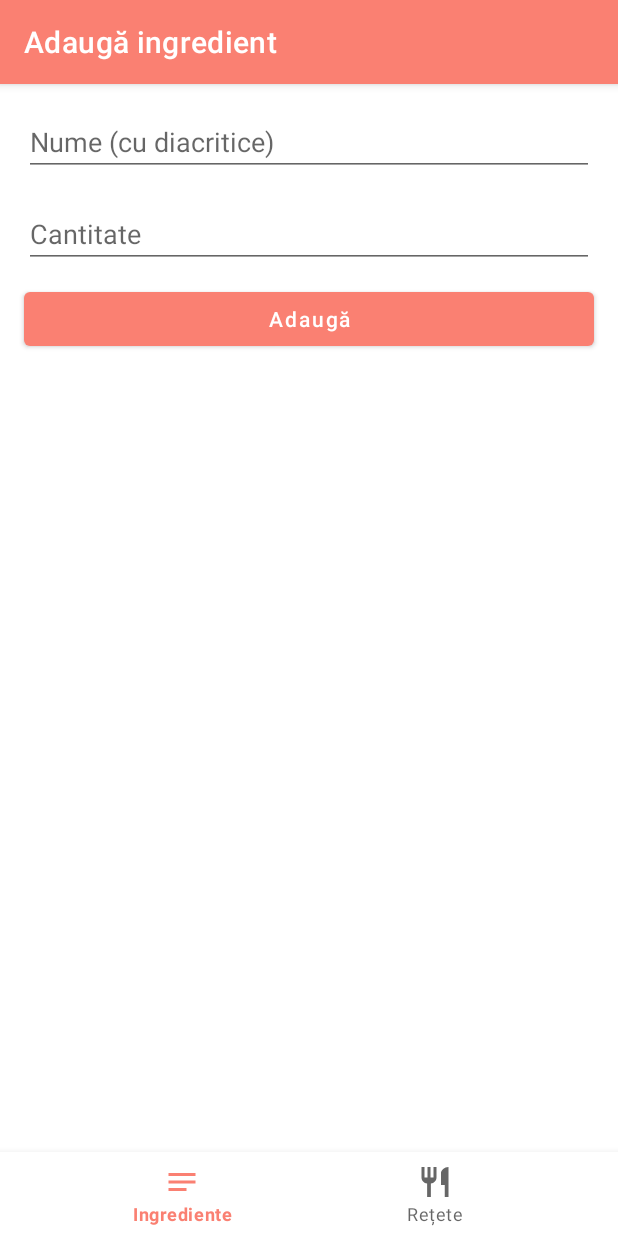
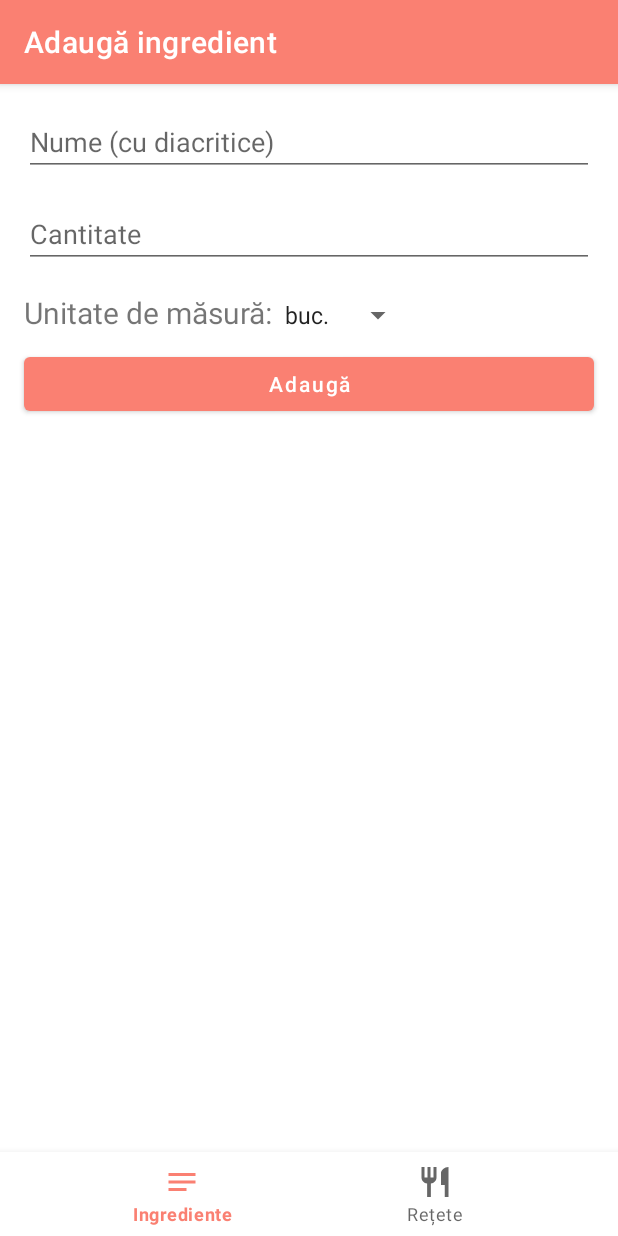
Before and after one commit to petruhertea/recipes_android_app, an Android app: the AddIngredientFragment screen opened through its navigation route, on a phone screen of 412 x 824 dp. Run offline under Robolectric (Android 15) with nearby library versions, the phone set to English and light mode, and no system bars; our stand-ins replace Room's generated code, navigation-ui.

Commit message:
added option to choose a measure unit when adding ingredients into list

```diff
--- a/app/build.gradle
+++ b/app/build.gradle
@@ -13,7 +13,6 @@ android {
         targetSdk 34
         versionCode 1
         versionName "1.0"
-
         buildConfigField "String", "SERVER_ADDRESS",'"'+System.getenv("SERVER_ADDRESS")+'"'
         buildConfigField "String", "SERVER_PORT",'"'+System.getenv("SERVER_PORT")+'"'
 
--- a/app/src/main/java/com/example/recipes/fragment/AddIngredientFragment.java
+++ b/app/src/main/java/com/example/recipes/fragment/AddIngredientFragment.java
@@ -4,8 +4,11 @@ import android.os.Bundle;
 import android.view.LayoutInflater;
 import android.view.View;
 import android.view.ViewGroup;
+import android.widget.AdapterView;
+import android.widget.ArrayAdapter;
 import android.widget.Button;
 import android.widget.EditText;
+import android.widget.Spinner;
 import android.widget.Toast;
 
 import androidx.activity.OnBackPressedCallback;
@@ -28,6 +31,10 @@ public class AddIngredientFragment extends Fragment {
     IngredientViewModel ingredientViewModel;
     NavController navController;
 
+    Spinner measureUnitSpinner;
+
+    String measureUnit;
+
     @Override
     public void onResume() {
         super.onResume();
@@ -49,18 +56,46 @@ public class AddIngredientFragment extends Fragment {
         etName = view.findViewById(R.id.etName);
         etQuantity = view.findViewById(R.id.etQuantity);
         btnSave = view.findViewById(R.id.btnSave);
+        measureUnitSpinner=view.findViewById(R.id.measureUnitSpinner);
 
         ingredientViewModel = new ViewModelProvider(this, ViewModelProvider.AndroidViewModelFactory.getInstance(Objects.requireNonNull(this.getActivity()).getApplication())).get(IngredientViewModel.class);
 
 
+        ArrayAdapter<CharSequence> adapter=ArrayAdapter.createFromResource(getContext(),R.array.unit_masura,android.R.layout.simple_spinner_item);
+
+        adapter.setDropDownViewResource(android.R.layout.simple_spinner_dropdown_item);
+
+        measureUnitSpinner.setAdapter(adapter);
+
+        measureUnitSpinner.setOnItemSelectedListener(new AdapterView.OnItemSelectedListener() {
+            @Override
+            public void onItemSelected(AdapterView<?> adapterView, View view, int i, long l) {
+                measureUnit=adapterView.getItemAtPosition(i).toString();
+            }
+
+            @Override
+            public void onNothingSelected(AdapterView<?> adapterView) {
+
+            }
+        });
+
         Bundle args = getArguments();
 
+        assert args != null;
         int id = args.getInt("ingredientID");
 
         if (id != -1) {
             getActivity().setTitle("Modifică ingredient");
             etName.setText(args.getString("name"));
             etQuantity.setText(String.valueOf(args.getFloat("quantity")));
+            measureUnit=args.getString("measureUnit");
+            int spinnerPosition = adapter.getPosition(measureUnit);
+            measureUnitSpinner.setSelection(spinnerPosition);
+
+            if (measureUnit==null){
+                measureUnitSpinner.setSelection(0);
+            }
+
             btnSave.setText(R.string.modifica);
         } else {
             getActivity().setTitle("Adaugă ingredient");
@@ -82,12 +117,12 @@ public class AddIngredientFragment extends Fragment {
                 double quantity = Double.parseDouble(quantityText);
 
                 if (id == -1) {
-                    AvailableIngredient availableIngredient = new AvailableIngredient(name, quantity);
+                    AvailableIngredient availableIngredient = new AvailableIngredient(name, quantity, measureUnit);
                     ingredientViewModel.insert(availableIngredient);
                     navController.popBackStack();
                     Toast.makeText(getContext(), "Ingredient adăugat!", Toast.LENGTH_SHORT).show();
                 } else {
-                    AvailableIngredient availableIngredient = new AvailableIngredient(name, quantity);
+                    AvailableIngredient availableIngredient = new AvailableIngredient(name, quantity, measureUnit);
                     availableIngredient.setIngredientID(id);
                     ingredientViewModel.update(availableIngredient);
                     navController.popBackStack();
--- a/app/src/main/java/com/example/recipes/fragment/AvailableIngredientsFragment.java
+++ b/app/src/main/java/com/example/recipes/fragment/AvailableIngredientsFragment.java
@@ -89,11 +89,13 @@ public class AvailableIngredientsFragment extends Fragment {
                     int ingredientID = availableIngredientAdapter.getIngredient(viewHolder.getAdapterPosition()).getIngredientID();
                     String name = availableIngredientAdapter.getIngredient(viewHolder.getAdapterPosition()).getName();
                     float quantity = (float) availableIngredientAdapter.getIngredient(viewHolder.getAdapterPosition()).getQuantity();
+                    String measureUnit=availableIngredientAdapter.getIngredient(viewHolder.getAdapterPosition()).getMeasureUnit();
 
                     AvailableIngredientsFragmentDirections.ActionAvailableIngredientsFragmentToAddIngredientFragment action = AvailableIngredientsFragmentDirections.actionAvailableIngredientsFragmentToAddIngredientFragment();
                     action.setIngredientID(ingredientID);
                     action.setName(name);
                     action.setQuantity(quantity);
+                    action.setMeasureUnit(measureUnit);
                     navController.navigate(action);
                 }
             }
--- a/app/src/main/res/layout/fragment_add_ingredient.xml
+++ b/app/src/main/res/layout/fragment_add_ingredient.xml
@@ -28,6 +28,29 @@
         android:hint="@string/cantitate"
         android:inputType="numberDecimal" />
 
+    <LinearLayout
+        android:layout_width="match_parent"
+        android:layout_height="wrap_content"
+        android:layout_marginStart="16dp"
+        android:layout_marginTop="16dp"
+        android:layout_marginEnd="16dp"
+        android:orientation="horizontal"
+        >
+        <TextView
+            android:id="@+id/txtMeasureUnit"
+            android:layout_width="wrap_content"
+            android:layout_height="wrap_content"
+            android:textSize="20sp"
+            android:text="@string/u_m"
+            />
+        <Spinner
+            android:id="@+id/measureUnitSpinner"
+            android:layout_width="wrap_content"
+            android:layout_height="wrap_content"
+            android:gravity="center"
+            />
+    </LinearLayout>
+
     <Button
         android:id="@+id/btnSave"
         android:layout_width="match_parent"
--- a/app/src/main/res/navigation/nav_graph.xml
+++ b/app/src/main/res/navigation/nav_graph.xml
@@ -50,5 +50,10 @@
             android:name="quantity"
             android:defaultValue="0"
             app:argType="float" />
+        <argument
+            android:name="measureUnit"
+            app:argType="string"
+            app:nullable="true"
+            android:defaultValue="null" />
     </fragment>
 </navigation>
--- a/app/src/main/res/values/strings.xml
+++ b/app/src/main/res/values/strings.xml
@@ -16,4 +16,14 @@
     <string name="sterge">Șterge</string>
     <string name="modifica">Modifică</string>
     <string name="sterge_toate">Goliți lista</string>
+    <string name="u_m">Unitate de măsură:</string>
+
+    <string-array name="unit_masura">
+        <item>buc.</item>
+        <item>g</item>
+        <item>kg</item>
+        <item>ml</item>
+        <item>l</item>
+    </string-array>
+
 </resources>
```
Also changed, not shown: app/src/main/java/com/example/recipes/fragment/RecipesFragment.java (+2 -6 lines), app/src/main/java/com/example/recipes/models/AvailableIngredient.java (+15 -1 lines), app/src/main/java/com/example/recipes/recyclerview/AvailableIngredientAdapter.java (+4 -3 lines), app/src/main/res/layout/available_recipe_item.xml (+19 -4 lines).
